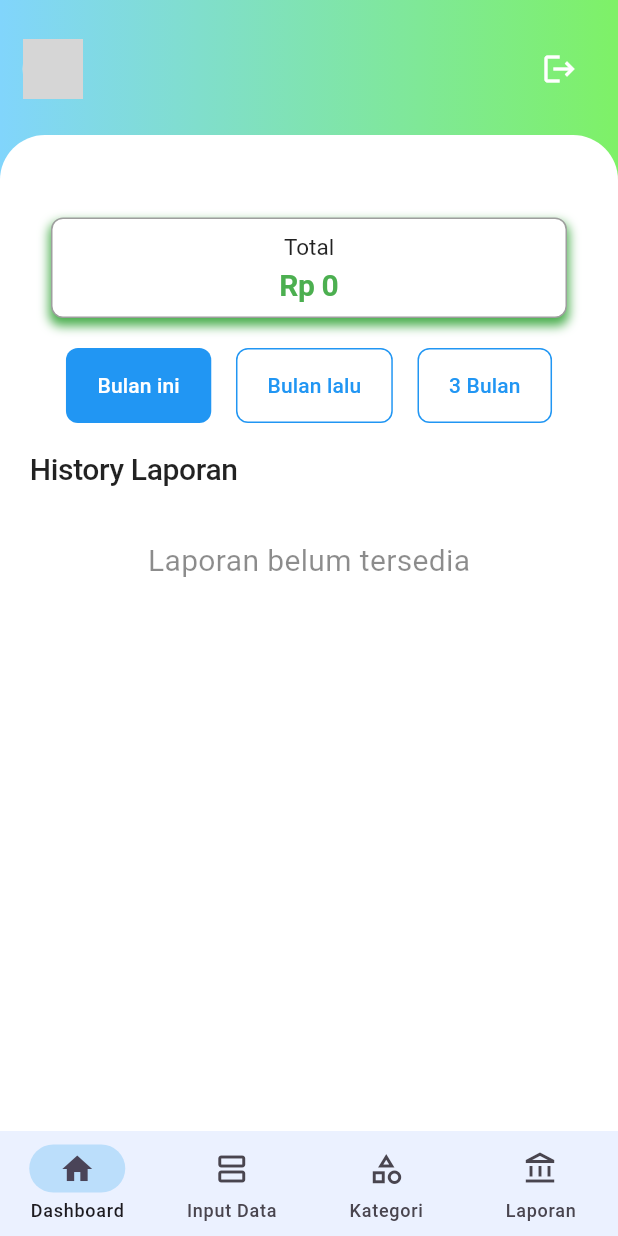
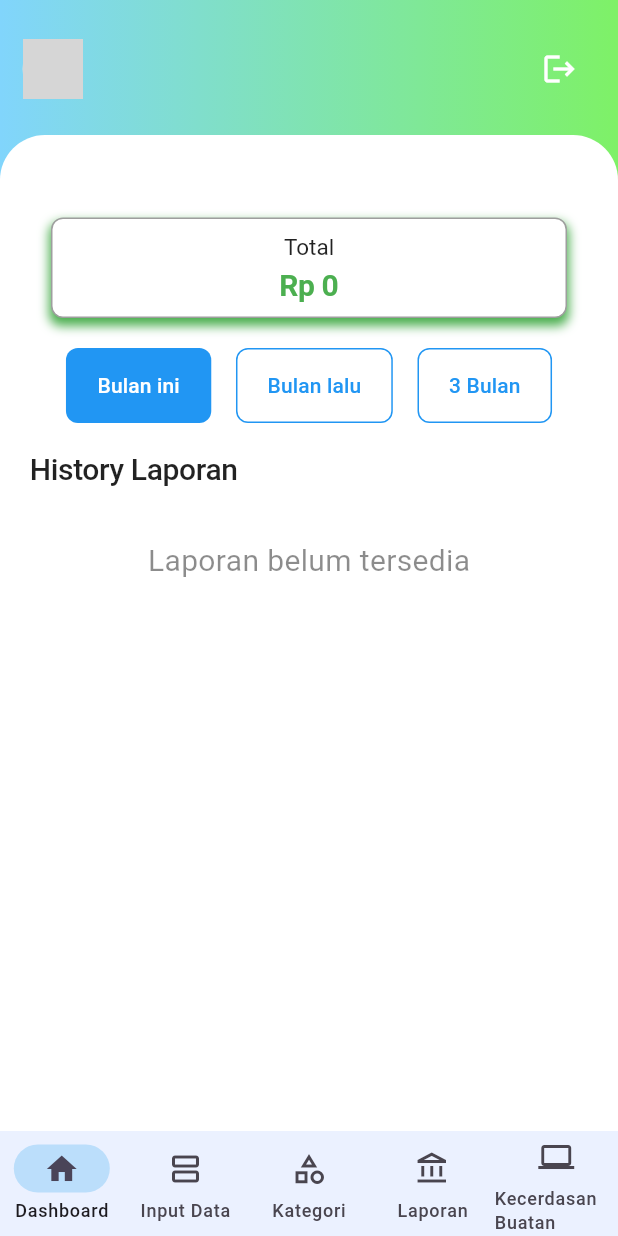
Before and after one commit to msaririzki/uangku, a Flutter app: the BottomBarView screen opened directly, on a phone screen of 412 x 824 dp. Run offline on Flutter 3.47's test engine with Material 3 defaults, Android fonts, the phone set to English and light mode, and no system bars; our stand-ins replace bloc, cloud_firestore, connectivity_plus, currency_text_input_formatter, firebase_auth, firebase_core and 8 more; accounts and stored records are empty; network calls fail; grey boxes are pictures that could not be loaded.

Commit message:
Membuat fitur ai

```diff
--- a/lib/main.dart
+++ b/lib/main.dart
@@ -3,6 +3,7 @@
 
 import 'package:flutter/material.dart';
 import 'package:firebase_core/firebase_core.dart';
+import 'package:mob3_uas_klp_02/pages/Ai/main_page.dart';
 import 'package:mob3_uas_klp_02/pages/admin/admin_dashboard.dart';
 import 'package:mob3_uas_klp_02/pages/auth/login.dart';
 import 'package:mob3_uas_klp_02/pages/auth/register.dart';
@@ -57,6 +58,7 @@ class MyApp extends StatelessWidget {
             const ResetPasswordScreen(), // Reset password
         'adminDashboard': (context) => AdminDashboard(),
         'supervisorDashboard': (context) => SupervisorDashboard(), // Tambahkan rute untuk SupervisorDashboard
+        'Kecerdasan Buatan': (context) => AiPage(), // Tambahkan rute untuk KecerdasanBuatan
       },
     );
   }
--- /dev/null
+++ b/lib/pages/Ai/variable_umum.dart
@@ -0,0 +1 @@
+const String apiKey ="AIzaSyBZQ0GIuWHvyvMMiRWXayWlXKUx_eb3Jg0";
--- a/lib/widget/bottom_bar.dart
+++ b/lib/widget/bottom_bar.dart
@@ -4,6 +4,7 @@ import 'package:mob3_uas_klp_02/bloc/auth/auth_bloc.dart';
 import 'package:mob3_uas_klp_02/bloc/category/category_bloc.dart';
 import 'package:mob3_uas_klp_02/bloc/laporan/laporan_bloc.dart';
 import 'package:mob3_uas_klp_02/models/category_model.dart';
+import 'package:mob3_uas_klp_02/pages/Ai/main_page.dart';
 import 'package:mob3_uas_klp_02/pages/category.dart';
 import 'package:mob3_uas_klp_02/pages/home.dart';
 import 'package:mob3_uas_klp_02/pages/input.dart';
@@ -48,6 +49,7 @@ class _BottomBarViewState extends State<BottomBarView> {
     const Input(),
     Categorys(),
     const Home(),
+    const AiPage(),
   ];
 
   // form category
@@ -76,8 +78,7 @@ class _BottomBarViewState extends State<BottomBarView> {
       onPopInvokedWithResult: (didPop, dynamic) {
         final now = DateTime.now();
         if (currentBackPressTime == null ||
-              now.difference(currentBackPressTime!) >
-                  const Duration(seconds: 1)) {
+            now.difference(currentBackPressTime!) > const Duration(seconds: 1)) {
           currentBackPressTime = now;
           setState(() {
             canPopNow = false;
@@ -93,7 +94,7 @@ class _BottomBarViewState extends State<BottomBarView> {
         }
       },
       child: Scaffold(
-          body: screens[currentIndex],
+        body: screens[currentIndex >= screens.length ? 0 : currentIndex],
         floatingActionButton: currentIndex == 2
             ? FloatingActionButton.extended(
                 backgroundColor: Colors.blue,
@@ -116,45 +117,46 @@ class _BottomBarViewState extends State<BottomBarView> {
           height: 70,
           selectedIndex: currentIndex,
           onDestinationSelected: (index) {
+            if (index >= 0 && index < screens.length) {
               setState(() {
                 currentIndex = index;
               });
+            }
           },
           animationDuration: const Duration(milliseconds: 1000),
           destinations: const [
             NavigationDestination(
-                selectedIcon: Icon(
-                  Icons.home,
-                ),
+              selectedIcon: Icon(Icons.home),
               icon: Icon(Icons.home_outlined),
               label: 'Dashboard',
             ),
             NavigationDestination(
-                  selectedIcon: Icon(
-                    Icons.view_agenda,
+              selectedIcon: Icon(Icons.view_agenda),
+              icon: Icon(Icons.view_agenda_outlined),
+              label: 'Input Data',
             ),
-                  icon: Icon(
-                    Icons.view_agenda_outlined,
+            NavigationDestination(
+              selectedIcon: Icon(Icons.category),
+              icon: Icon(Icons.category_outlined),
+              label: 'Kategori',
             ),
-                  label: 'Input Data'),
             NavigationDestination(
-                  selectedIcon: Icon(
-                    Icons.category,
+              selectedIcon: Icon(Icons.account_balance),
+              icon: Icon(Icons.account_balance_outlined),
+              label: 'Laporan',
             ),
-                  icon: Icon(Icons.category_outlined),
-                  label: 'Kategori'),
             NavigationDestination(
-                  selectedIcon: Icon(
-                    Icons.account_balance,
+              selectedIcon: Icon(Icons.computer),
+              icon: Icon(Icons.computer_outlined),
+              label: 'Kecerdasan Buatan',
             ),
-                  icon: Icon(Icons.account_balance_outlined),
-                  label: 'Laporan'),
           ],
         ),
       ),
     );
   });
 }
+
 
   // category dialog
   Future formDialog(context) => showDialog(
--- a/pubspec.yaml
+++ b/pubspec.yaml
@@ -13,6 +13,8 @@ environment:
 dependencies:
   flutter:
     sdk: flutter
+  provider: ^6.1.2
+  google_generative_ai: ^0.4.3
   cupertino_icons: ^1.0.8
   bloc: ^8.1.4
   cloud_firestore: ^5.2.1
@@ -39,6 +41,8 @@ flutter_launcher_icons:
   image_path_ios: "assets/logo_app.png"
   ios: true
   min_sdk_android: 21
+
+  # http: ^0.13.4
 
   cupertino_icons: ^1.0.8
 
```
Also changed, not shown: lib/pages/Ai/main_page.dart (added, +213 -0 lines), pubspec.lock. Lines whose indentation alone changed are shown as unchanged.
